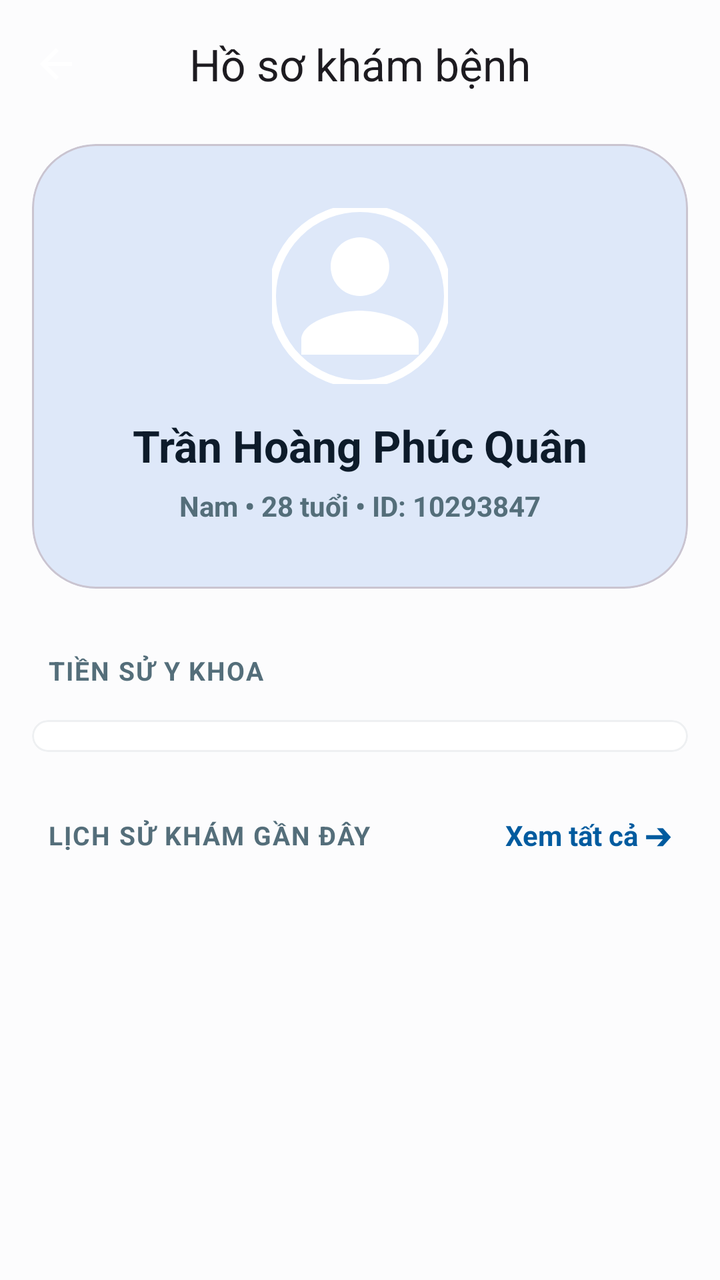
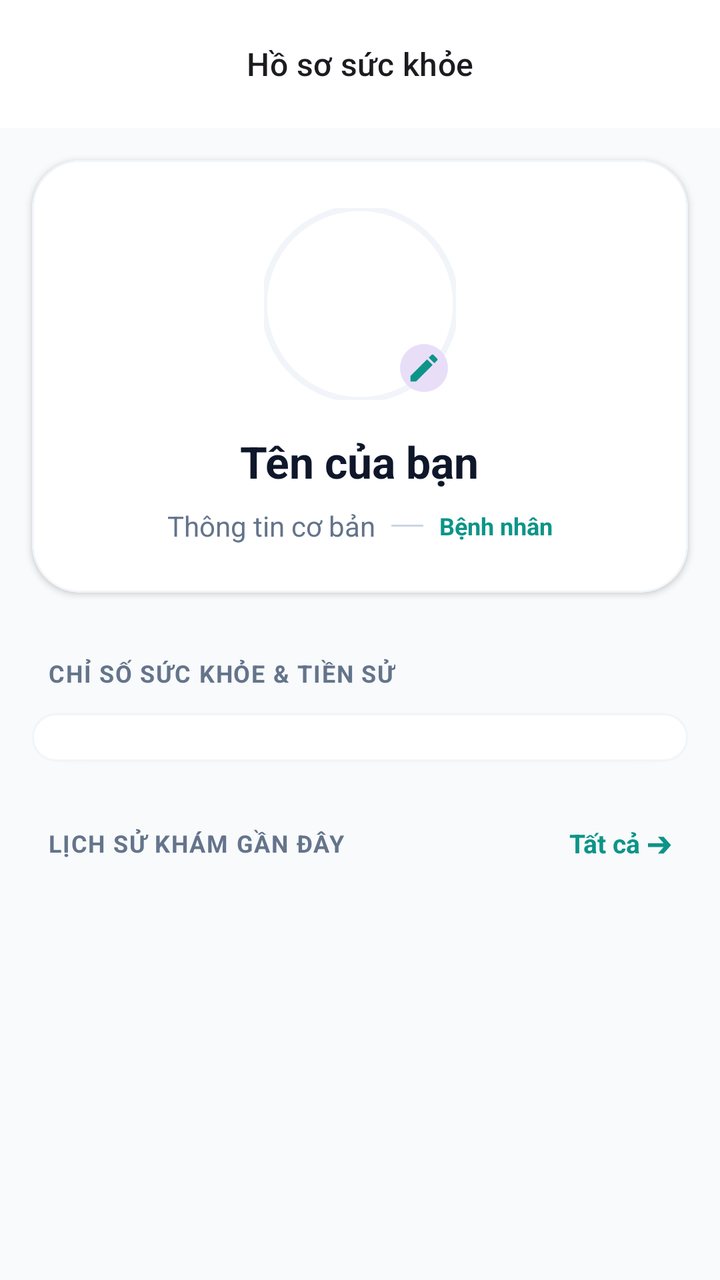

Two renders of the same Android screen: before a commit and after it. Below are the layout's source before the change and the commit's diff.
<!-- AndroidManifest.xml: application theme Theme.Mobile_android -->
<!-- res/layout/activity_medical_record.xml -->
<?xml version="1.0" encoding="utf-8"?>
<androidx.constraintlayout.widget.ConstraintLayout xmlns:android="http://schemas.android.com/apk/res/android"
    xmlns:app="http://schemas.android.com/apk/res-auto"
    xmlns:tools="http://schemas.android.com/tools"
    android:layout_width="match_parent"
    android:layout_height="match_parent"
    android:background="#FCFCFD">

    <com.google.android.material.appbar.AppBarLayout
        android:id="@+id/appBarLayout"
        android:layout_width="match_parent"
        android:layout_height="wrap_content"
        android:background="@android:color/transparent"
        android:elevation="0dp"
        app:layout_constraintTop_toTopOf="parent">

        <com.google.android.material.appbar.MaterialToolbar
            android:id="@+id/toolbar"
            android:layout_width="match_parent"
            android:layout_height="?attr/actionBarSize"
            app:title="Hồ sơ khám bệnh"
            app:titleCentered="true"
            app:navigationIcon="@drawable/ic_back" />
    </com.google.android.material.appbar.AppBarLayout>

    <androidx.core.widget.NestedScrollView
        android:layout_width="match_parent"
        android:layout_height="0dp"
        app:layout_constraintTop_toBottomOf="@id/appBarLayout"
        app:layout_constraintBottom_toBottomOf="parent">

        <LinearLayout
            android:layout_width="match_parent"
            android:layout_height="wrap_content"
            android:orientation="vertical"
            android:paddingBottom="40dp">

            
            <com.google.android.material.card.MaterialCardView
                android:layout_width="match_parent"
                android:layout_height="wrap_content"
                android:layout_marginHorizontal="16dp"
                android:layout_marginTop="8dp"
                app:cardBackgroundColor="#DEE8F9"
                app:cardCornerRadius="32dp"
                app:cardElevation="0dp">

                <LinearLayout
                    android:layout_width="match_parent"
                    android:layout_height="wrap_content"
                    android:orientation="vertical"
                    android:gravity="center"
                    android:paddingTop="32dp"
                    android:paddingBottom="32dp">

                    <com.google.android.material.imageview.ShapeableImageView
                        android:id="@+id/ivAvatar"
                        android:layout_width="88dp"
                        android:layout_height="88dp"
                        android:scaleType="centerCrop"
                        android:src="@drawable/ic_user"
                        app:shapeAppearanceOverlay="@style/CircleAppearance"
                        app:strokeColor="@android:color/white"
                        app:strokeWidth="4dp"/>

                    <TextView
                        android:id="@+id/tvPatientName"
                        android:layout_width="wrap_content"
                        android:layout_height="wrap_content"
                        android:layout_marginTop="16dp"
                        android:text="Trần Hoàng Phúc Quân"
                        android:textColor="#0D1B2A"
                        android:textSize="22sp"
                        android:textStyle="bold" />

                    <TextView
                        android:id="@+id/tvPatientInfo"
                        android:layout_width="wrap_content"
                        android:layout_height="wrap_content"
                        android:layout_marginTop="6dp"
                        android:text="Nam • 28 tuổi • ID: 10293847"
                        android:textColor="#546E7A"
                        android:textSize="14sp"
                        android:textStyle="bold"/>
                </LinearLayout>
            </com.google.android.material.card.MaterialCardView>

            
            <TextView
                android:layout_width="wrap_content"
                android:layout_height="wrap_content"
                android:layout_marginStart="24dp"
                android:layout_marginTop="32dp"
                android:layout_marginBottom="16dp"
                android:text="TIỀN SỬ Y KHOA"
                android:textColor="#546E7A"
                android:textSize="13sp"
                android:textStyle="bold"
                android:letterSpacing="0.05"/>

            <com.google.android.material.card.MaterialCardView
                android:layout_width="match_parent"
                android:layout_height="wrap_content"
                android:layout_marginHorizontal="16dp"
                app:cardBackgroundColor="@android:color/white"
                app:cardCornerRadius="24dp"
                app:cardElevation="0dp"
                app:strokeColor="#EEF0F2"
                app:strokeWidth="1dp">

                <androidx.recyclerview.widget.RecyclerView
                    android:id="@+id/rvMedicalHistory"
                    android:layout_width="match_parent"
                    android:layout_height="wrap_content"
                    android:nestedScrollingEnabled="false"
                    android:clipToPadding="false"
                    android:paddingVertical="8dp"/>
            </com.google.android.material.card.MaterialCardView>

            
            <RelativeLayout
                android:layout_width="match_parent"
                android:layout_height="wrap_content"
                android:layout_marginTop="32dp"
                android:layout_marginStart="24dp"
                android:layout_marginEnd="24dp"
                android:layout_marginBottom="16dp">

                <TextView
                    android:layout_width="wrap_content"
                    android:layout_height="wrap_content"
                    android:text="LỊCH SỬ KHÁM GẦN ĐÂY"
                    android:textColor="#546E7A"
                    android:textSize="13sp"
                    android:textStyle="bold"
                    android:letterSpacing="0.05"
                    android:layout_centerVertical="true"/>

                <TextView
                    android:id="@+id/tvSeeAllPastAppts"
                    android:layout_width="wrap_content"
                    android:layout_height="wrap_content"
                    android:text="Xem tất cả ➔"
                    android:textColor="#005B9F"
                    android:textSize="14sp"
                    android:textStyle="bold"
                    android:layout_alignParentEnd="true"
                    android:layout_centerVertical="true"/>
            </RelativeLayout>

            <androidx.recyclerview.widget.RecyclerView
                android:id="@+id/rvPastAppointments"
                android:layout_width="match_parent"
                android:layout_height="wrap_content"
                android:layout_marginHorizontal="16dp"
                android:nestedScrollingEnabled="false"
                android:clipToPadding="false"/>

        </LinearLayout>
    </androidx.core.widget.NestedScrollView>
</androidx.constraintlayout.widget.ConstraintLayout>
<!-- resources referenced by this layout -->
<resources>
  <!-- drawable ic_back (drawable) -->
  <?xml version="1.0" encoding="utf-8"?>
  <vector xmlns:android="http://schemas.android.com/apk/res/android"
      android:width="24dp"
      android:height="24dp"
      android:viewportWidth="24"
      android:viewportHeight="24">
      <path
          android:fillColor="@android:color/white"
          android:pathData="M20,11H7.83l5.59,-5.59L12,4l-8,8 8,8 1.41,-1.41L7.83,13H20v-2z"/>
  </vector>
  <!-- drawable ic_user (drawable) -->
  <vector xmlns:android="http://schemas.android.com/apk/res/android"
      android:width="24dp"
      android:height="24dp"
      android:viewportWidth="24"
      android:viewportHeight="24">
      <path
          android:fillColor="#FFFFFF"
          android:pathData="M12,12c2.21,0 4,-1.79 4,-4s-1.79,-4 -4,-4 -4,1.79 -4,4 1.79,4 4,4zM12,14c-2.67,0 -8,1.34 -8,4v2h16v-2c0,-2.66 -5.33,-4 -8,-4z"/>
  </vector>
  <style name="CircleAppearance" parent="">
          <item name="cornerFamily">rounded</item>
          <item name="cornerSize">50%</item>
      </style>
  <style name="Theme.Mobile_android" parent="Base.Theme.Toothly" />
  <style name="Base.Theme.Toothly" parent="Theme.Material3.Light.NoActionBar">
          <item name="android:statusBarColor">@color/toothly_pearl</item>
          <item name="android:navigationBarColor">@color/toothly_pearl</item>
          <item name="android:windowLightStatusBar">true</item>
          <item name="colorPrimary">@color/toothly_teal</item>
          <item name="colorSurface">@color/toothly_pearl</item>
      </style>
  <color name="toothly_pearl">#f8fafc</color>
  <color name="toothly_teal">#0d9488</color>
</resources>

<!-- the commit's change to res/layout/activity_medical_record.xml (unified diff, before → after) -->
@@ -1,33 +1,32 @@
 <?xml version="1.0" encoding="utf-8"?>
-<androidx.constraintlayout.widget.ConstraintLayout xmlns:android="http://schemas.android.com/apk/res/android"
+<androidx.coordinatorlayout.widget.CoordinatorLayout xmlns:android="http://schemas.android.com/apk/res/android"
     xmlns:app="http://schemas.android.com/apk/res-auto"
     xmlns:tools="http://schemas.android.com/tools"
     android:layout_width="match_parent"
     android:layout_height="match_parent"
-    android:background="#FCFCFD">
+    android:background="#F8FAFC">
 
     <com.google.android.material.appbar.AppBarLayout
         android:id="@+id/appBarLayout"
         android:layout_width="match_parent"
         android:layout_height="wrap_content"
-        android:background="@android:color/transparent"
-        android:elevation="0dp"
-        app:layout_constraintTop_toTopOf="parent">
+        android:background="@android:color/white"
+        app:elevation="0dp">
 
         <com.google.android.material.appbar.MaterialToolbar
             android:id="@+id/toolbar"
             android:layout_width="match_parent"
             android:layout_height="?attr/actionBarSize"
-            app:title="Hồ sơ khám bệnh"
+            app:navigationIcon="@drawable/ic_back"
+            app:title="Hồ sơ sức khỏe"
             app:titleCentered="true"
-            app:navigationIcon="@drawable/ic_back" />
+            app:titleTextAppearance="@style/TextAppearance.Material3.TitleMedium" />
     </com.google.android.material.appbar.AppBarLayout>
 
     <androidx.core.widget.NestedScrollView
         android:layout_width="match_parent"
-        android:layout_height="0dp"
-        app:layout_constraintTop_toBottomOf="@id/appBarLayout"
-        app:layout_constraintBottom_toBottomOf="parent">
+        android:layout_height="match_parent"
+        app:layout_behavior="@string/appbar_scrolling_view_behavior">
 
         <LinearLayout
             android:layout_width="match_parent"
@@ -39,49 +38,87 @@
             <com.google.android.material.card.MaterialCardView
                 android:layout_width="match_parent"
                 android:layout_height="wrap_content"
-                android:layout_marginHorizontal="16dp"
-                android:layout_marginTop="8dp"
-                app:cardBackgroundColor="#DEE8F9"
-                app:cardCornerRadius="32dp"
-                app:cardElevation="0dp">
+                android:layout_margin="16dp"
+                app:cardBackgroundColor="@android:color/white"
+                app:cardCornerRadius="24dp"
+                app:cardElevation="2dp"
+                app:strokeColor="#F1F5F9"
+                app:strokeWidth="1dp">
 
                 <LinearLayout
                     android:layout_width="match_parent"
                     android:layout_height="wrap_content"
+                    android:gravity="center"
                     android:orientation="vertical"
-                    android:gravity="center"
-                    android:paddingTop="32dp"
-                    android:paddingBottom="32dp">
-
-                    <com.google.android.material.imageview.ShapeableImageView
-                        android:id="@+id/ivAvatar"
-                        android:layout_width="88dp"
-                        android:layout_height="88dp"
-                        android:scaleType="centerCrop"
-                        android:src="@drawable/ic_user"
-                        app:shapeAppearanceOverlay="@style/CircleAppearance"
-                        app:strokeColor="@android:color/white"
-                        app:strokeWidth="4dp"/>
+                    android:paddingTop="24dp"
+                    android:paddingBottom="24dp">
+
+                    <FrameLayout
+                        android:layout_width="wrap_content"
+                        android:layout_height="wrap_content">
+                        <com.google.android.material.imageview.ShapeableImageView
+                            android:id="@+id/ivAvatar"
+                            android:layout_width="96dp"
+                            android:layout_height="96dp"
+                            android:scaleType="centerCrop"
+                            android:src="@drawable/ic_user"
+                            app:shapeAppearanceOverlay="@style/CircleAppearance"
+                            app:strokeColor="#F1F5F9"
+                            app:strokeWidth="3dp" />
+                        
+                        <com.google.android.material.button.MaterialButton
+                            android:id="@+id/btnEditProfile"
+                            style="@style/Widget.Material3.Button.IconButton.Filled.Tonal"
+                            android:layout_width="32dp"
+                            android:layout_height="32dp"
+                            android:layout_gravity="bottom|end"
+                            android:padding="0dp"
+                            app:icon="@drawable/ic_edit"
+                            app:iconGravity="textStart"
+                            app:iconSize="18dp"
+                            app:iconTint="#0D9488"
+                            app:shapeAppearanceOverlay="@style/CircleAppearance" />
+                    </FrameLayout>
 
                     <TextView
                         android:id="@+id/tvPatientName"
                         android:layout_width="wrap_content"
                         android:layout_height="wrap_content"
                         android:layout_marginTop="16dp"
-                        android:text="Trần Hoàng Phúc Quân"
-                        android:textColor="#0D1B2A"
+                        android:text="Tên của bạn"
+                        android:textColor="#0F172A"
                         android:textSize="22sp"
                         android:textStyle="bold" />
 
-                    <TextView
-                        android:id="@+id/tvPatientInfo"
+                    <LinearLayout
                         android:layout_width="wrap_content"
                         android:layout_height="wrap_content"
-                        android:layout_marginTop="6dp"
-                        android:text="Nam • 28 tuổi • ID: 10293847"
-                        android:textColor="#546E7A"
-                        android:textSize="14sp"
-                        android:textStyle="bold"/>
+                        android:layout_marginTop="8dp"
+                        android:orientation="horizontal"
+                        android:gravity="center">
+
+                        <TextView
+                            android:id="@+id/tvPatientInfo"
+                            android:layout_width="wrap_content"
+                            android:layout_height="wrap_content"
+                            android:text="Thông tin cơ bản"
+                            android:textColor="#64748B"
+                            android:textSize="14sp" />
+
+                        <View
+                            android:layout_width="16dp"
+                            android:layout_height="1dp"
+                            android:layout_marginHorizontal="8dp"
+                            android:background="#CBD5E1" />
+
+                        <TextView
+                            android:layout_width="wrap_content"
+                            android:layout_height="wrap_content"
+                            android:text="Bệnh nhân"
+                            android:textColor="#0D9488"
+                            android:textSize="12sp"
+                            android:textStyle="bold" />
+                    </LinearLayout>
                 </LinearLayout>
             </com.google.android.material.card.MaterialCardView>
 
@@ -90,62 +127,64 @@
                 android:layout_width="wrap_content"
                 android:layout_height="wrap_content"
                 android:layout_marginStart="24dp"
-                android:layout_marginTop="32dp"
-                android:layout_marginBottom="16dp"
-                android:text="TIỀN SỬ Y KHOA"
-                android:textColor="#546E7A"
-                android:textSize="13sp"
-                android:textStyle="bold"
-                android:letterSpacing="0.05"/>
+                android:layout_marginTop="16dp"
+                android:layout_marginBottom="12dp"
+                android:letterSpacing="0.05"
+                android:text="CHỈ SỐ SỨC KHỎE &amp; TIỀN SỬ"
+                android:textColor="#64748B"
+                android:textSize="12sp"
+                android:textStyle="bold" />
 
             <com.google.android.material.card.MaterialCardView
                 android:layout_width="match_parent"
                 android:layout_height="wrap_content"
                 android:layout_marginHorizontal="16dp"
                 app:cardBackgroundColor="@android:color/white"
-                app:cardCornerRadius="24dp"
-                app:cardElevation="0dp"
-                app:strokeColor="#EEF0F2"
+                app:cardCornerRadius="20dp"
+                app:cardElevation="1dp"
+                app:strokeColor="#F1F5F9"
                 app:strokeWidth="1dp">
 
                 <androidx.recyclerview.widget.RecyclerView
                     android:id="@+id/rvMedicalHistory"
                     android:layout_width="match_parent"
                     android:layout_height="wrap_content"
+                    android:clipToPadding="false"
                     android:nestedScrollingEnabled="false"
-                    android:clipToPadding="false"
-                    android:paddingVertical="8dp"/>
+                    android:paddingVertical="12dp" />
             </com.google.android.material.card.MaterialCardView>
 
             
             <RelativeLayout
                 android:layout_width="match_parent"
                 android:layout_height="wrap_content"
+                android:layout_marginHorizontal="24dp"
                 android:layout_marginTop="32dp"
-                android:layout_marginStart="24dp"
-                android:layout_marginEnd="24dp"
-                android:layout_marginBottom="16dp">
+                android:layout_marginBottom="12dp">
 
                 <TextView
                     android:layout_width="wrap_content"
                     android:layout_height="wrap_content"
+                    android:layout_centerVertical="true"
+                    android:letterSpacing="0.05"
                     android:text="LỊCH SỬ KHÁM GẦN ĐÂY"
-                    android:textColor="#546E7A"
-                    android:textSize="13sp"
-                    android:textStyle="bold"
-                    android:letterSpacing="0.05"
-                    android:layout_centerVertical="true"/>
+                    android:textColor="#64748B"
+                    android:textSize="12sp"
+                    android:textStyle="bold" />
 
                 <TextView
                     android:id="@+id/tvSeeAllPastAppts"
                     android:layout_width="wrap_content"
                     android:layout_height="wrap_content"
-                    android:text="Xem tất cả ➔"
-                    android:textColor="#005B9F"
-                    android:textSize="14sp"
-                    android:textStyle="bold"
                     android:layout_alignParentEnd="true"
-                    android:layout_centerVertical="true"/>
+                    android:layout_centerVertical="true"
+                    android:background="?attr/selectableItemBackgroundBorderless"
+                    android:clickable="true"
+                    android:focusable="true"
+                    android:text="Tất cả ➔"
+                    android:textColor="#0D9488"
+                    android:textSize="13sp"
+                    android:textStyle="bold" />
             </RelativeLayout>
 
             <androidx.recyclerview.widget.RecyclerView
@@ -153,9 +192,14 @@
                 android:layout_width="match_parent"
                 android:layout_height="wrap_content"
                 android:layout_marginHorizontal="16dp"
-                android:nestedScrollingEnabled="false"
-                android:clipToPadding="false"/>
+                android:clipToPadding="false"
+                android:nestedScrollingEnabled="false" />
+
+            <View
+                android:layout_width="match_parent"
+                android:layout_height="80dp" />
 
         </LinearLayout>
     </androidx.core.widget.NestedScrollView>
-</androidx.constraintlayout.widget.ConstraintLayout>
+
+</androidx.coordinatorlayout.widget.CoordinatorLayout>
<!-- resource entries referenced after the edit -->
@@ -10,6 +10,16 @@
       <path
           android:fillColor="@android:color/white"
           android:pathData="M20,11H7.83l5.59,-5.59L12,4l-8,8 8,8 1.41,-1.41L7.83,13H20v-2z"/>
+  </vector>
+  <!-- drawable ic_edit (drawable) -->
+  <vector xmlns:android="http://schemas.android.com/apk/res/android"
+      android:width="24dp"
+      android:height="24dp"
+      android:viewportWidth="24"
+      android:viewportHeight="24">
+      <path
+          android:fillColor="@android:color/black"
+          android:pathData="M3,17.25V21h3.75L17.81,9.94l-3.75,-3.75L3,17.25zM20.71,7.04c0.39,-0.39 0.39,-1.02 0,-1.41l-2.34,-2.34c-0.39,-0.39 -1.02,-0.39 -1.41,0l-1.83,1.83 3.75,3.75 1.83,-1.83z"/>
   </vector>
   <!-- drawable ic_user (drawable) -->
   <vector xmlns:android="http://schemas.android.com/apk/res/android"
